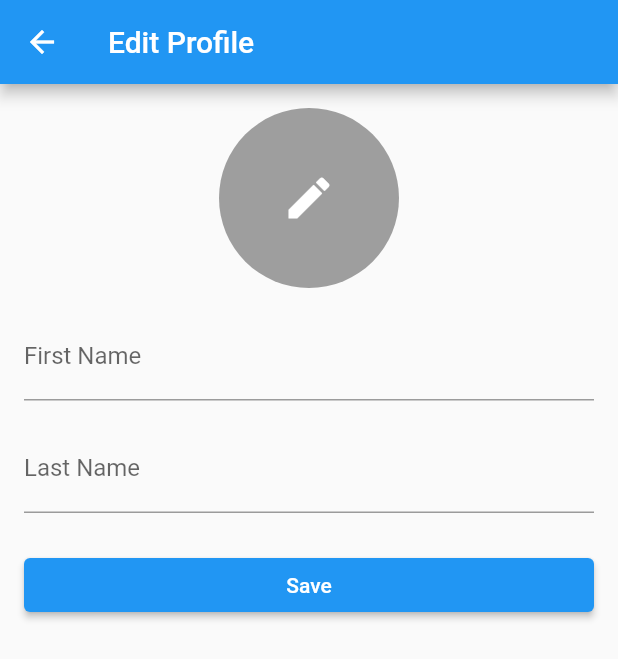
After one commit to Vrushabh156/students_counselling, a Flutter app: the ProfilePage1 screen opened directly, after a tap on "Edit Profile", on a phone screen of 412 x 824 dp. The commit adds this screen. Shown: the top 659 px of the screen. Run offline on Flutter 3.47's test engine with Material 2 defaults, Android fonts, the light colour scheme and no system bars; our stand-ins replace carousel_slider, firebase_auth, firebase_core; missing offline and left inert: dialog_flowtter; accounts and stored records are empty.

Commit message:
First Commit

```diff
--- /dev/null
+++ b/lib/Screens/editProfile.dart
@@ -0,0 +1,81 @@
+import 'package:flutter/material.dart';
+
+class EditProfilePage extends StatefulWidget {
+  @override
+  _EditProfilePageState createState() => _EditProfilePageState();
+}
+
+class _EditProfilePageState extends State<EditProfilePage> {
+  String _firstName = '';
+  String _lastName = '';
+  String _profilePicture = '';
+
+  @override
+  Widget build(BuildContext context) {
+    return Scaffold(
+      appBar: AppBar(
+        title: Text('Edit Profile'),
+      ),
+      body: ListView(
+        padding: EdgeInsets.all(16.0),
+        children: [
+          GestureDetector(
+            onTap: () {
+              // Add logic to handle profile picture selection or upload
+              print('Change profile picture');
+            },
+            child: Container(
+              alignment: Alignment.center,
+              width: 120.0,
+              height: 120.0,
+              decoration: BoxDecoration(
+                shape: BoxShape.circle,
+                color: Colors.grey,
+              ),
+              child: Icon(
+                Icons.edit,
+                color: Colors.white,
+                size: 36.0,
+              ),
+            ),
+          ),
+          SizedBox(height: 16.0),
+          TextFormField(
+            initialValue: _firstName,
+            decoration: InputDecoration(
+              labelText: 'First Name',
+            ),
+            onChanged: (value) {
+              setState(() {
+                _firstName = value;
+              });
+            },
+          ),
+          SizedBox(height: 16.0),
+          TextFormField(
+            initialValue: _lastName,
+            decoration: InputDecoration(
+              labelText: 'Last Name',
+            ),
+            onChanged: (value) {
+              setState(() {
+                _lastName = value;
+              });
+            },
+          ),
+          SizedBox(height: 24.0),
+          ElevatedButton(
+            onPressed: () {
+              // Add logic to save the profile data
+              print('Saving profile data');
+              print('First Name: $_firstName');
+              print('Last Name: $_lastName');
+              print('Profile Picture: $_profilePicture');
+            },
+            child: Text('Save'),
+          ),
+        ],
+      ),
+    );
+  }
+}
--- a/lib/Screens/profile.dart
+++ b/lib/Screens/profile.dart
@@ -1,5 +1,12 @@
 import 'package:flutter/material.dart';
 import 'package:students_counselling/Screens/help.dart';
+import 'package:students_counselling/Screens/home.dart';
+import 'package:students_counselling/Screens/setting.dart';
+
+import 'HomePage1.dart';
+import 'contactUs.dart';
+import 'counselling.dart';
+import 'editProfile.dart';
 
 // import 'help.dart';
 
@@ -69,24 +76,40 @@ class _ProfilePageState extends State<ProfilePage1> {
             child: Column(
               children: [
                 ListTile(
-                  leading: Icon(
+                  leading: const Icon(
                     Icons.home,
                     size: 25,
                   ),
-                  title: Text(
+                  title: const Text(
                     "Home",
                     style: TextStyle(fontSize: 18),
                   ),
+                  onTap: () {
+                    Navigator.push(
+                      context,
+                      MaterialPageRoute(
+                        builder: (context) => HomePage1(),
+                      ),
+                    );
+                  },
                 ),
                 ListTile(
-                  leading: Icon(
+                  leading: const Icon(
                     Icons.computer,
                     size: 25,
                   ),
-                  title: Text(
+                  title: const Text(
                     "Counselling",
                     style: TextStyle(fontSize: 17),
                   ),
+                  onTap: () {
+                    Navigator.push(
+                      context,
+                      MaterialPageRoute(
+                        builder: (context) => Counselling(),
+                      ),
+                    );
+                  },
                 ),
                 ListTile(
                   leading: Icon(
@@ -97,6 +120,14 @@ class _ProfilePageState extends State<ProfilePage1> {
                     "Edit Profile",
                     style: TextStyle(fontSize: 17),
                   ),
+                  onTap: () {
+                    Navigator.push(
+                      context,
+                      MaterialPageRoute(
+                        builder: (context) => EditProfilePage(),
+                      ),
+                    );
+                  },
                 ),
                 ListTile(
                   leading: Icon(
@@ -107,7 +138,7 @@ class _ProfilePageState extends State<ProfilePage1> {
                     "Help",
                     style: TextStyle(fontSize: 17),
                   ),
-                  onTap: (){
+                  onTap: () {
                     Navigator.push(
                       context,
                       MaterialPageRoute(
@@ -127,24 +158,40 @@ class _ProfilePageState extends State<ProfilePage1> {
                   ),
                 ),
                 ListTile(
-                  leading: Icon(
+                  leading: const Icon(
                     Icons.settings,
                     size: 25,
                   ),
-                  title: Text(
+                  title: const Text(
                     "Settings",
                     style: TextStyle(fontSize: 17),
                   ),
+                  onTap: (){
+                    Navigator.push(
+                      context,
+                      MaterialPageRoute(
+                        builder: (context) => SettingsPage(),
+                      ),
+                    );
+                  },
                 ),
                 ListTile(
-                  leading: Icon(
+                  leading: const Icon(
                     Icons.email,
                     size: 25,
                   ),
-                  title: Text(
+                  title: const Text(
                     "Contact us",
                     style: TextStyle(fontSize: 17),
                   ),
+                  onTap: (){
+                    Navigator.push(
+                      context,
+                      MaterialPageRoute(
+                        builder: (context) => ContactUsPage(),
+                      ),
+                    );
+                  },
                 ),
                 ListTile(
                   leading: Icon(
--- a/lib/main.dart
+++ b/lib/main.dart
@@ -12,12 +12,6 @@ Future<void> main() async{
   runApp(MyApp());
 }
 
-// void main() async {
-//   WidgetsFlutterBinding.ensureInitialized();
-//   await Firebase.initializeApp();
-//   runApp(MyApp());
-// }
-
 class MyApp extends StatelessWidget {
 
   // This widget is the root of your application.
--- a/pubspec.yaml
+++ b/pubspec.yaml
@@ -40,6 +40,7 @@ dependencies:
   carousel_slider: ^4.0.0
   firebase_core: ^2.11.0
   firebase_auth: ^4.5.0
+  url_launcher:
 # flutter_screenutil: ^5.8.1
 
 dev_dependencies:
@@ -67,6 +68,7 @@ flutter:
   # To add assets to your application, add an assets section, like this:
   assets:
     - assets/images/
+    - assets/dialog_flow_auth.json
   #   - images/a_dot_ham.jpeg
 
   # An image asset can refer to one or more resolution-specific "variants", see
```
Also changed, not shown: assets/dialog_flow_auth.json (added, +13 -0 lines), assets/images/dialog_flow_auth.json (deleted, +0 -13 lines), lib/Screens/EngineeringPage.dart (+0 -31 lines), lib/Screens/HomePage1.dart (+105 -9 lines), lib/Screens/contactUs.dart (added, +41 -0 lines), lib/Screens/setting.dart (added, +108 -0 lines), pubspec.lock.
